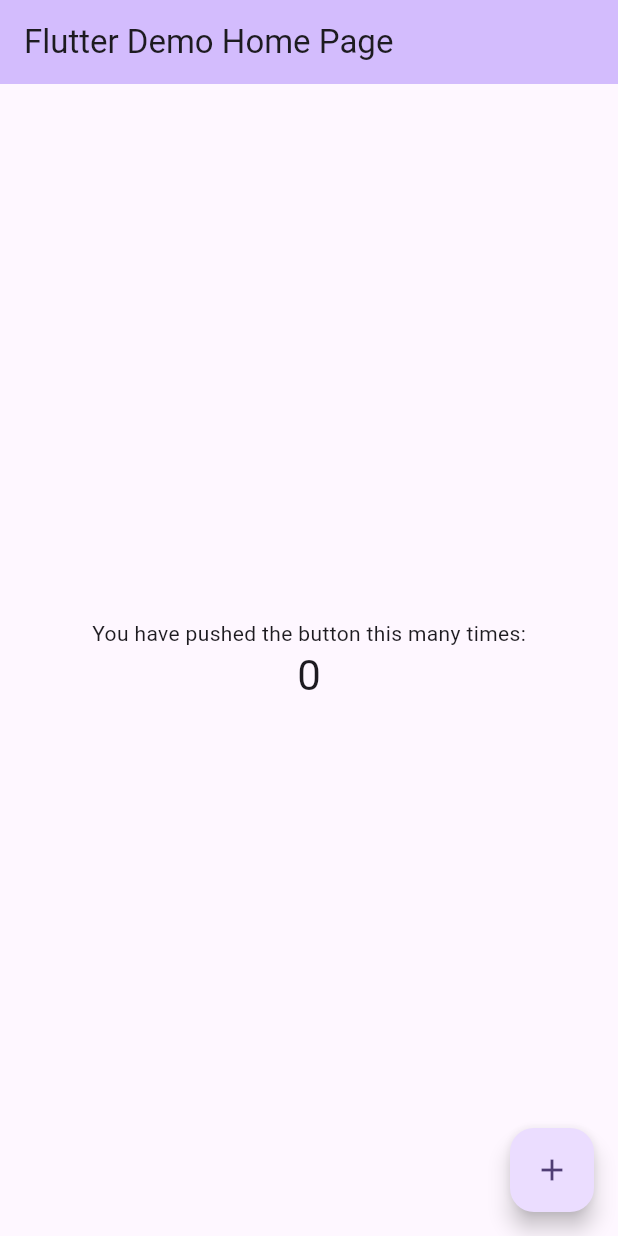
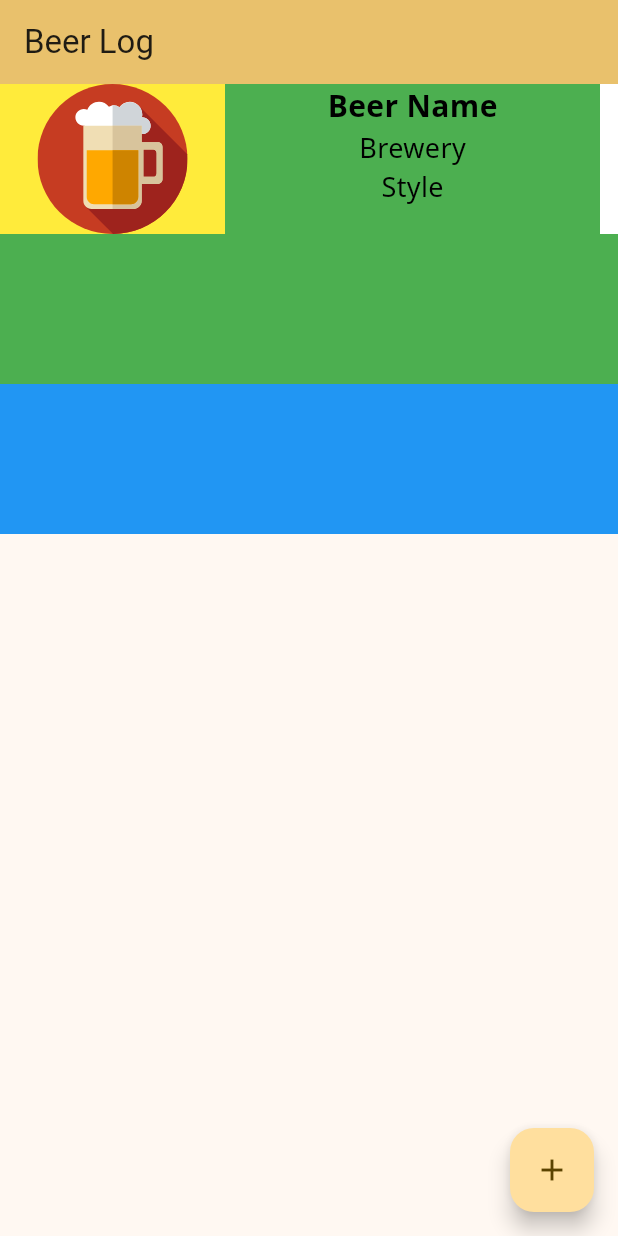
Before and after one commit to chamo112/beer_log, a Flutter app: the screen it shows after launch, on a phone screen of 412 x 824 dp. Run offline on Flutter 3.47's test engine with Material 3 defaults, Android fonts, the phone set to English and light mode, and no system bars; our stand-ins replace flutter_svg; Roboto replaces fonts that are missing (Noto Sans).

Commit message:
:🎨: SVG画像の表示

```diff
--- a/lib/main.dart
+++ b/lib/main.dart
@@ -1,4 +1,5 @@
 import 'package:flutter/material.dart';
+import 'package:flutter_svg/flutter_svg.dart';
 
 void main() {
   runApp(const MyApp());
@@ -13,25 +14,11 @@
     return MaterialApp(
       title: 'Flutter Demo',
       theme: ThemeData(
-        // This is the theme of your application.
-        //
-        // TRY THIS: Try running your application with "flutter run". You'll see
-        // the application has a purple toolbar. Then, without quitting the app,
-        // try changing the seedColor in the colorScheme below to Colors.green
-        // and then invoke "hot reload" (save your changes or press the "hot
-        // reload" button in a Flutter-supported IDE, or press "r" if you used
-        // the command line to start the app).
-        //
-        // Notice that the counter didn't reset back to zero; the application
-        // state is not lost during the reload. To reset the state, use hot
-        // restart instead.
-        //
-        // This works for code too, not just values: Most code changes can be
-        // tested with just a hot reload.
-        colorScheme: ColorScheme.fromSeed(seedColor: Colors.deepPurple),
+
+        colorScheme: ColorScheme.fromSeed(seedColor: Colors.amber),
         useMaterial3: true,
       ),
-      home: const MyHomePage(title: 'Flutter Demo Home Page'),
+      home: const MyHomePage(title: 'Beer Log'),
     );
   }
 }
@@ -39,14 +26,6 @@
 class MyHomePage extends StatefulWidget {
   const MyHomePage({super.key, required this.title});
 
-  // This widget is the home page of your application. It is stateful, meaning
-  // that it has a State object (defined below) that contains fields that affect
-  // how it looks.
-
-  // This class is the configuration for the state. It holds the values (in this
-  // case the title) provided by the parent (in this case the App widget) and
-  // used by the build method of the State. Fields in a Widget subclass are
-  // always marked "final".
 
   final String title;
 
@@ -59,58 +38,88 @@
 
   void _incrementCounter() {
     setState(() {
-      // This call to setState tells the Flutter framework that something has
-      // changed in this State, which causes it to rerun the build method below
-      // so that the display can reflect the updated values. If we changed
-      // _counter without calling setState(), then the build method would not be
-      // called again, and so nothing would appear to happen.
+
       _counter++;
     });
   }
 
   @override
   Widget build(BuildContext context) {
-    // This method is rerun every time setState is called, for instance as done
-    // by the _incrementCounter method above.
-    //
-    // The Flutter framework has been optimized to make rerunning build methods
-    // fast, so that you can just rebuild anything that needs updating rather
-    // than having to individually change instances of widgets.
+
     return Scaffold(
       appBar: AppBar(
-        // TRY THIS: Try changing the color here to a specific color (to
-        // Colors.amber, perhaps?) and trigger a hot reload to see the AppBar
-        // change color while the other colors stay the same.
+
         backgroundColor: Theme.of(context).colorScheme.inversePrimary,
-        // Here we take the value from the MyHomePage object that was created by
-        // the App.build method, and use it to set our appbar title.
+
         title: Text(widget.title),
       ),
       body: Center(
-        // Center is a layout widget. It takes a single child and positions it
-        // in the middle of the parent.
         child: Column(
-          // Column is also a layout widget. It takes a list of children and
-          // arranges them vertically. By default, it sizes itself to fit its
-          // children horizontally, and tries to be as tall as its parent.
-          //
-          // Column has various properties to control how it sizes itself and
-          // how it positions its children. Here we use mainAxisAlignment to
-          // center the children vertically; the main axis here is the vertical
-          // axis because Columns are vertical (the cross axis would be
-          // horizontal).
-          //
-          // TRY THIS: Invoke "debug painting" (choose the "Toggle Debug Paint"
-          // action in the IDE, or press "p" in the console), to see the
-          // wireframe for each widget.
-          mainAxisAlignment: MainAxisAlignment.center,
-          children: <Widget>[
-            const Text(
-              'You have pushed the button this many times:',
+          children: [
+            Container(
+              width: double.infinity,
+              height: 100,
+              color: Colors.white,
+              child: Row(
+                children: [
+                  Container(
+                    width: 150,
+                    height: 100,
+                    color: Colors.yellow,
+                    child: SvgPicture.asset(
+                          'assets/images/beer_icon.svg',
+                          width: 150,
+                        )
+
+                  ),
+                  Container(
+                    width: 250,
+                    height: 100,
+                    color: Colors.green,
+                    child: const Column(
+                      children: [
+                      Text(
+                          "Beer Name",
+                        style: TextStyle(
+                          color: Colors.black,
+                          fontSize: 20,
+                          fontFamily: 'Noto Sans',
+                          fontWeight: FontWeight.w700,
+                        ),
+                      ),
+                      Text(
+                          "Brewery",
+                        style: TextStyle(
+                          color: Colors.black,
+                          fontSize: 18,
+                          fontFamily: 'Noto Sans',
+                          fontWeight: FontWeight.w400,
+                        ),
+                      ),
+                      Text(
+                          "Style",
+                        style: TextStyle(
+                          color: Colors.black,
+                          fontSize: 18,
+                          fontFamily: 'Noto Sans',
+                          fontWeight: FontWeight.w400,
+                        ),
+                      ),
+                      ],
+                    ),
+                  ),
+                ],
+              ),
             ),
-            Text(
-              '$_counter',
-              style: Theme.of(context).textTheme.headlineMedium,
+            Container(
+              width: double.infinity,
+              height: 100,
+              color: Colors.green,
+            ),
+            Container(
+              width: double.infinity,
+              height: 100,
+              color: Colors.blue,
             ),
           ],
         ),
```
Also changed, not shown: pubspec.yaml (+5 -65 lines), assets/images/beer_icon.svg (added), pubspec.lock.
